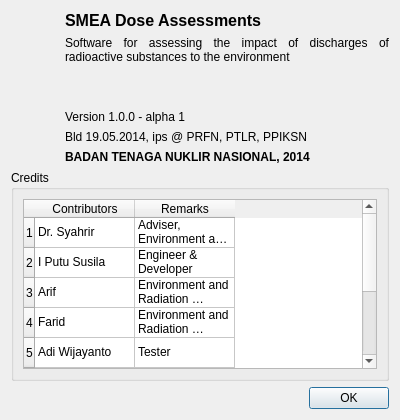
Old version of the form app/dialogabout.ui in the repository ipsusila/radenv.
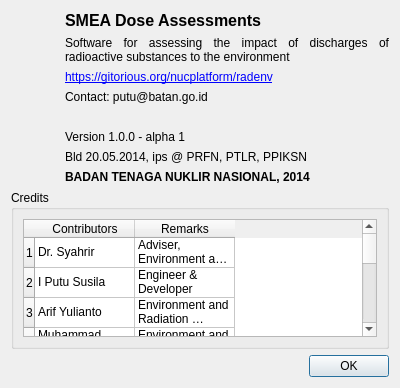
New version of the form. Icons and pictures are not drawn.

```diff
--- a/app/dialogabout.ui
+++ b/app/dialogabout.ui
@@ -7,7 +7,7 @@
     <x>0</x>
     <y>0</y>
     <width>400</width>
-    <height>420</height>
+    <height>388</height>
    </rect>
   </property>
   <property name="windowTitle">
@@ -66,6 +66,23 @@
          </property>
         </widget>
        </item>
+       <item>
+        <widget class="QLabel" name="label_7">
+         <property name="text">
+          <string>&lt;html&gt;&lt;head/&gt;&lt;body&gt;&lt;p&gt;&lt;a href=&quot;https://gitorious.org/nucplatform/radenv&quot;&gt;&lt;span style=&quot; text-decoration: underline; color:#0000ff;&quot;&gt;https://gitorious.org/nucplatform/radenv&lt;/span&gt;&lt;/a&gt;&lt;/p&gt;&lt;/body&gt;&lt;/html&gt;</string>
+         </property>
+         <property name="openExternalLinks">
+          <bool>true</bool>
+         </property>
+        </widget>
+       </item>
+       <item>
+        <widget class="QLabel" name="label_8">
+         <property name="text">
+          <string>Contact: putu@batan.go.id</string>
+         </property>
+        </widget>
+       </item>
        <item>
         <spacer name="verticalSpacer">
          <property name="orientation">
@@ -74,7 +91,7 @@
          <property name="sizeHint" stdset="0">
           <size>
            <width>20</width>
-           <height>40</height>
+           <height>20</height>
           </size>
          </property>
         </spacer>
@@ -95,7 +112,7 @@
        <item>
         <widget class="QLabel" name="label_5">
          <property name="text">
-          <string>Bld 19.05.2014, ips @ PRFN, PTLR, PPIKSN</string>
+          <string>Bld 20.05.2014, ips @ PRFN, PTLR, PPIKSN</string>
          </property>
          <property name="alignment">
           <set>Qt::AlignJustify|Qt::AlignTop</set>
@@ -207,7 +224,7 @@
         </item>
         <item row="2" column="0">
          <property name="text">
-          <string>Arif</string>
+          <string>Arif Yulianto</string>
          </property>
         </item>
         <item row="2" column="1">
@@ -217,7 +234,7 @@
         </item>
         <item row="3" column="0">
          <property name="text">
-          <string>Farid</string>
+          <string>Muhammad Muhyidin Farid</string>
          </property>
         </item>
         <item row="3" column="1">
@@ -232,7 +249,7 @@
         </item>
         <item row="4" column="1">
          <property name="text">
-          <string>Tester</string>
+          <string>Technical, Desain</string>
          </property>
         </item>
         <item row="5" column="0">
```
